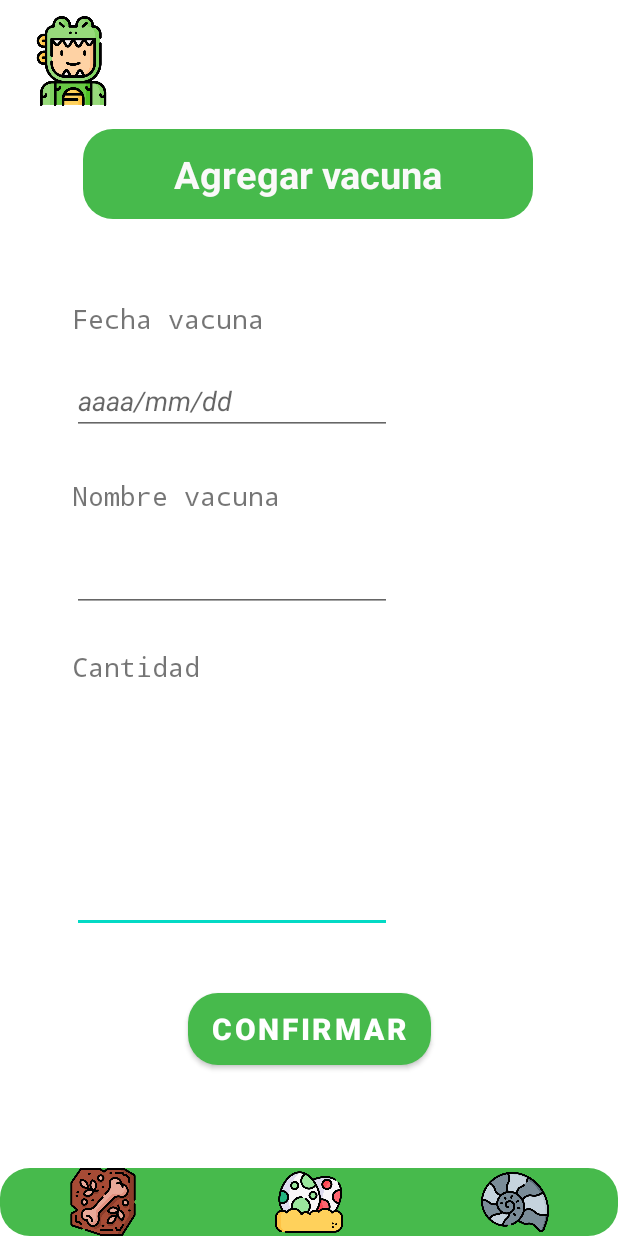
After one commit to Yassgafa/MedisaurioRex, an Android app: the layout vacuna_layout.xml on its own in the app's theme, with its tools: preview values and no code run, on a phone screen of 412 x 824 dp. The commit adds this screen. Run offline under Robolectric (Android 15) with nearby library versions, the phone set to English and light mode, and no system bars.

Commit message:
Recordatorio y Vacuna agregada

```diff
--- a/app/src/main/java/co/edu/funlam/medisauriorex/MainActivity.kt
+++ b/app/src/main/java/co/edu/funlam/medisauriorex/MainActivity.kt
@@ -6,6 +6,7 @@ import android.os.Bundle
 import android.widget.ArrayAdapter
 import android.widget.Button
 import android.widget.Spinner
+
 
 class MainActivity : AppCompatActivity() {
     override fun onCreate(savedInstanceState: Bundle?) {
@@ -19,8 +20,7 @@ class MainActivity : AppCompatActivity() {
 
         }
 
-
-        }
+   }
 
 
     override fun onStart() {
--- /dev/null
+++ b/app/src/main/res/drawable/baseline_access_alarm_24.xml
@@ -0,0 +1,5 @@
+<vector android:height="24dp" android:tint="#000000"
+    android:viewportHeight="24" android:viewportWidth="24"
+    android:width="24dp" xmlns:android="http://schemas.android.com/apk/res/android">
+    <path android:fillColor="@android:color/white" android:pathData="M22,5.72l-4.6,-3.86 -1.29,1.53 4.6,3.86L22,5.72zM7.88,3.39L6.6,1.86 2,5.71l1.29,1.53 4.59,-3.85zM12.5,8L11,8v6l4.75,2.85 0.75,-1.23 -4,-2.37L12.5,8zM12,4c-4.97,0 -9,4.03 -9,9s4.02,9 9,9c4.97,0 9,-4.03 9,-9s-4.03,-9 -9,-9zM12,20c-3.87,0 -7,-3.13 -7,-7s3.13,-7 7,-7 7,3.13 7,7 -3.13,7 -7,7z"/>
+</vector>
--- /dev/null
+++ b/app/src/main/res/layout/vacuna_layout.xml
@@ -0,0 +1,175 @@
+<?xml version="1.0" encoding="utf-8"?>
+<androidx.constraintlayout.widget.ConstraintLayout xmlns:android="http://schemas.android.com/apk/res/android"
+    xmlns:app="http://schemas.android.com/apk/res-auto"
+    xmlns:tools="http://schemas.android.com/tools"
+    android:layout_width="match_parent"
+    android:layout_height="match_parent"
+    android:background="@color/white"
+    tools:context=".MainActivity">
+
+    <ImageView
+        android:id="@+id/imageViewdino"
+        android:layout_width="63dp"
+        android:layout_height="60dp"
+        app:layout_constraintBottom_toTopOf="@+id/textView4"
+        app:layout_constraintEnd_toEndOf="parent"
+        app:layout_constraintHorizontal_bias="0.045"
+        app:layout_constraintStart_toStartOf="parent"
+        app:layout_constraintTop_toTopOf="parent"
+        app:layout_constraintVertical_bias="0.41"
+        app:srcCompat="@drawable/personadino" />
+
+    <TextView
+        android:id="@+id/textView"
+        android:layout_width="wrap_content"
+        android:layout_height="wrap_content"
+        android:layout_marginStart="48dp"
+        android:layout_marginTop="432dp"
+        android:text="Cantidad"
+        android:textSize="18dp"
+        android:typeface="monospace"
+        app:layout_constraintStart_toStartOf="parent"
+        app:layout_constraintTop_toTopOf="parent" />
+
+    <EditText
+        android:id="@+id/editTextCantidad"
+        android:layout_width="wrap_content"
+        android:layout_height="wrap_content"
+        android:layout_marginStart="48dp"
+        android:layout_marginTop="120dp"
+        android:ems="10"
+        android:inputType="number"
+        android:text=""
+        app:layout_constraintStart_toStartOf="parent"
+        app:layout_constraintTop_toBottomOf="@+id/textView" />
+
+    <TextView
+        android:id="@+id/textView3"
+        android:layout_width="wrap_content"
+        android:layout_height="wrap_content"
+        android:layout_marginStart="48dp"
+        android:layout_marginTop="28dp"
+        android:text="Nombre vacuna"
+        android:textSize="18dp"
+        android:typeface="monospace"
+        app:layout_constraintStart_toStartOf="parent"
+        app:layout_constraintTop_toBottomOf="@+id/editTextFecha" />
+
+    <EditText
+        android:id="@+id/editTextNvacuna"
+        android:layout_width="wrap_content"
+        android:layout_height="wrap_content"
+        android:layout_marginStart="48dp"
+        android:layout_marginTop="20dp"
+        android:ems="10"
+        android:inputType="text"
+        android:text=""
+        app:layout_constraintBottom_toTopOf="@+id/editTextCantidad"
+        app:layout_constraintStart_toStartOf="parent"
+        app:layout_constraintTop_toBottomOf="@+id/textView3"
+        app:layout_constraintVertical_bias="0.0" />
+
+
+    <TextView
+        android:id="@+id/textView2"
+        android:layout_width="wrap_content"
+        android:layout_height="wrap_content"
+        android:layout_marginStart="48dp"
+        android:layout_marginTop="200dp"
+        android:text="Fecha vacuna"
+        android:textSize="18dp"
+        android:typeface="monospace"
+        app:layout_constraintStart_toStartOf="parent"
+        app:layout_constraintTop_toTopOf="parent" />
+
+    <EditText
+        android:id="@+id/editTextFecha"
+        android:layout_width="wrap_content"
+        android:layout_height="wrap_content"
+        android:layout_marginStart="48dp"
+        android:layout_marginTop="20dp"
+        android:ems="10"
+        android:hint="aaaa/mm/dd"
+        android:inputType="date"
+        android:text=""
+        android:textStyle="italic"
+        app:layout_constraintStart_toStartOf="parent"
+        app:layout_constraintTop_toBottomOf="@+id/textView2" />
+
+    <Button
+        android:id="@+id/buttonConfVacuna"
+        android:layout_width="wrap_content"
+        android:layout_height="wrap_content"
+        android:layout_marginTop="40dp"
+        android:background="@drawable/redondear"
+        android:text="Confirmar"
+        android:textSize="20dp"
+        android:textStyle="bold"
+        app:layout_constraintEnd_toEndOf="parent"
+        app:layout_constraintStart_toStartOf="parent"
+        app:layout_constraintTop_toBottomOf="@+id/editTextCantidad"
+        tools:ignore="MissingConstraints" />
+
+    <TextView
+        android:id="@+id/textView4"
+        android:layout_width="300dp"
+        android:layout_height="60dp"
+        android:background="@drawable/redondear"
+        android:gravity="center"
+        android:padding="5dp"
+        android:paddingBottom="8dp"
+        android:text="Agregar vacuna"
+        android:textColor="#FAF9F9"
+        android:textSize="25dp"
+        android:textStyle="bold"
+        app:layout_constraintBottom_toTopOf="@+id/textView2"
+        app:layout_constraintEnd_toEndOf="parent"
+        app:layout_constraintHorizontal_bias="0.495"
+        app:layout_constraintStart_toStartOf="parent"
+        app:layout_constraintTop_toTopOf="parent"
+        app:layout_constraintVertical_bias="0.616" />
+
+    <LinearLayout
+        style="@style/verdeStyle"
+        android:layout_width="match_parent"
+        android:layout_height="45dp"
+
+        android:orientation="horizontal"
+        app:layout_constraintBottom_toBottomOf="parent"
+        app:layout_constraintStart_toStartOf="parent"
+        app:layout_constraintTop_toTopOf="@+id/guideline37"
+        app:layout_constraintVertical_bias="1.0">
+
+
+        <ImageView
+            android:id="@+id/imageview_RegrasrPerfilMascota"
+            android:layout_width="wrap_content"
+            android:layout_height="wrap_content"
+            android:layout_weight="1"
+            app:srcCompat="@drawable/fosil" />
+
+        <ImageView
+            android:id="@+id/imageView_HomePerfilMascotas"
+            android:layout_width="wrap_content"
+            android:layout_height="wrap_content"
+            android:layout_weight="1"
+            app:srcCompat="@drawable/huevos" />
+
+        <ImageView
+            android:id="@+id/imageView_ConfiguracionPerfilMascotas"
+            android:layout_width="wrap_content"
+            android:layout_height="wrap_content"
+            android:layout_weight="1"
+            app:srcCompat="@drawable/caracoladino" />
+
+    </LinearLayout>
+
+    <androidx.constraintlayout.widget.Guideline
+        android:id="@+id/guideline37"
+        android:layout_width="wrap_content"
+        android:layout_height="wrap_content"
+        android:orientation="horizontal"
+        app:layout_constraintGuide_end="101dp" />
+
+
+</androidx.constraintlayout.widget.ConstraintLayout>
--- a/build.gradle
+++ b/build.gradle
@@ -1,6 +1,5 @@
 // Top-level build file where you can add configuration options common to all sub-projects/modules.
 plugins {
-    id 'com.android.application' version '7.4.2' apply false
-    id 'com.android.library' version '7.4.2' apply false
-    id 'org.jetbrains.kotlin.android' version '1.8.0' apply false
+    id("com.android.application") version "8.1.2" apply false
+    id("org.jetbrains.kotlin.android") version "1.9.0" apply false
 }
--- a/gradle.properties
+++ b/gradle.properties
@@ -21,3 +21,5 @@ kotlin.code.style=official
 # resources declared in the library itself and none from the library's dependencies,
 # thereby reducing the size of the R class for that library
 android.nonTransitiveRClass=true
+android.defaults.buildfeatures.buildconfig=true
+android.nonFinalResIds=false
```
Also changed, not shown: app/build.gradle (+9 -0 lines), app/src/main/java/co/edu/funlam/medisauriorex/RecordatorioDino.kt (added, +26 -0 lines), app/src/main/java/co/edu/funlam/medisauriorex/VacunaActivity.kt (added, +63 -0 lines), app/src/main/java/co/edu/funlam/medisauriorex/VacunaActivity2.kt (added, +38 -0 lines), app/src/main/java/co/edu/funlam/medisauriorex/database/AppDatabase.kt (added, +30 -0 lines), app/src/main/java/co/edu/funlam/medisauriorex/database/V1Dao.kt (added, +16 -0 lines), app/src/main/java/co/edu/funlam/medisauriorex/database/Vacuna.kt (added, +8 -0 lines), app/src/main/res/layout/recordatorio_dino.xml (added, +101 -0 lines), app/src/main/res/layout/vacuna2_layout.xml (added, +61 -0 lines), gradle/wrapper/gradle-wrapper.properties.
